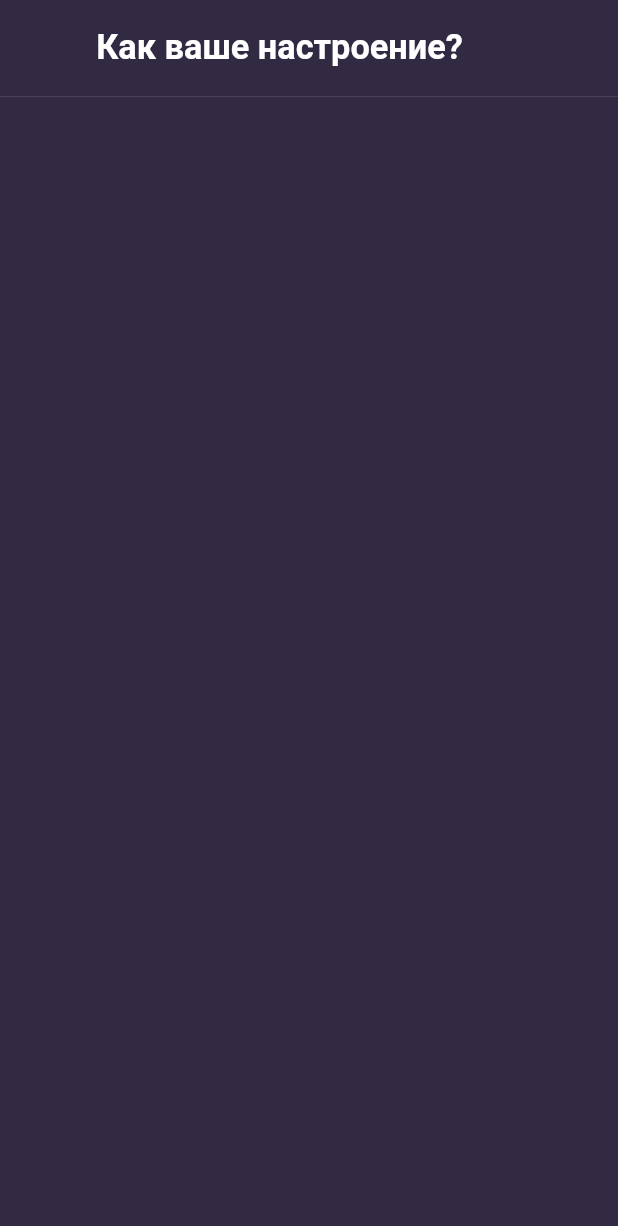
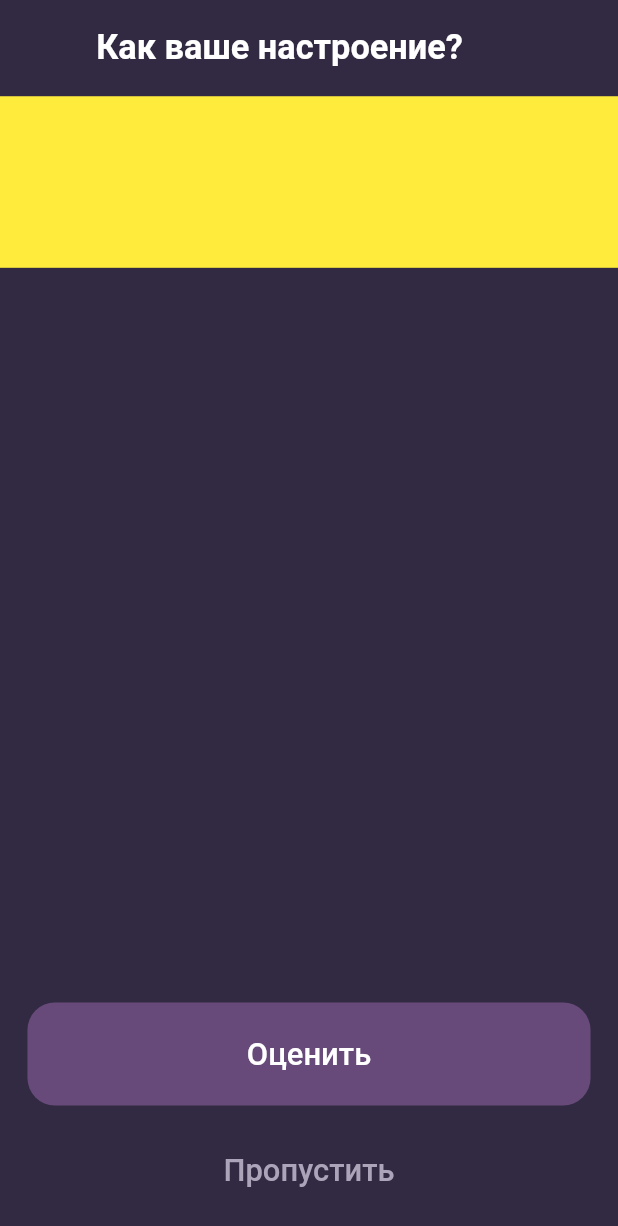
Before and after one commit to fedosovmu/mind_tracker, a Flutter app: the screen it shows after launch, on a phone screen of 412 x 824 dp. Shown: the top 1226 px of the screen. Run offline on Flutter 3.47's test engine with Material 2 defaults, Android fonts, the phone set to English and light mode, and no system bars; missing offline and left inert: dart:ffi.

Commit message:
На экран оценки настроения добавлены кнопки

```diff
--- a/lib/app_colors.dart
+++ b/lib/app_colors.dart
@@ -44,5 +44,8 @@ class AppColors {
   static final moodAssessmentPage = {
     'backgroundColor': _backgroundColor,
     'appBarTextColor': _designColors['White'],
+    'assessMoodButtonColor': _designColors['MainColors']['CTA'],
+    'assessMoodButtonTextColor': _designColors['White'],
+    'skipButtonTextColor': Color(0xFFACA5BA),
   };
 }
--- a/lib/mood_assessment_page.dart
+++ b/lib/mood_assessment_page.dart
@@ -29,6 +29,57 @@ class MoodAssessmentPage extends StatelessWidget {
       ),
       body: Container(
         color: AppColors.moodAssessmentPage['backgroundColor'],
+        child: Column(
+          mainAxisAlignment: MainAxisAlignment.spaceBetween,
+          children: [
+            Container(
+              color: Colors.yellow,
+              height: dp(100),
+            ),
+            Container(
+              height: dp(136),
+              width: double.infinity,
+              padding: EdgeInsets.only(left: dp(16), right: dp(16), bottom: dp(8)),
+              child: Column(
+                mainAxisAlignment: MainAxisAlignment.spaceBetween,
+                children: [
+                  FlatButton(
+                    onPressed: () {print('Assess Mood');},
+                    child: Text(
+                      'Оценить',
+                      style: TextStyle(
+                        color: AppColors.moodAssessmentPage['assessMoodButtonTextColor'],
+                        fontSize: dp(18),
+                        fontFamily: 'Roboto',
+                        fontWeight: FontWeight.w500,
+                      ),
+                    ),
+                    color: AppColors.moodAssessmentPage['assessMoodButtonColor'],
+                    height: dp(60),
+                    minWidth: double.infinity,
+                    shape: RoundedRectangleBorder(
+                      borderRadius: BorderRadius.all(Radius.circular(dp(16)))
+                    ),
+                  ),
+                  FlatButton(
+                    onPressed: () {print('Skip');},
+                    child: Text(
+                      'Пропустить',
+                      style: TextStyle(
+                        color: AppColors.moodAssessmentPage['skipButtonTextColor'],
+                        fontSize: dp(18),
+                        fontFamily: 'Roboto',
+                        fontWeight: FontWeight.w500,
+                      ),
+                    ),
+                    height: dp(60),
+                    minWidth: double.infinity,
+                  ),
+                ],
+              ),
+            )
+          ],
+        ),
       ),
     );
   }
--- a/lib/onboarding_page.dart
+++ b/lib/onboarding_page.dart
@@ -110,7 +110,7 @@ class OnboardingPage extends StatelessWidget {
                     color: AppColors.onboardingPage['nextButtonColor'],
                     height: dp(60),
                     shape: RoundedRectangleBorder(
-                      borderRadius: BorderRadius.all(Radius.circular(16)),
+                      borderRadius: BorderRadius.all(Radius.circular(dp(16))),
                     ),
                     onPressed: () { goToNextPage(context); },
                     child: Text(
```
